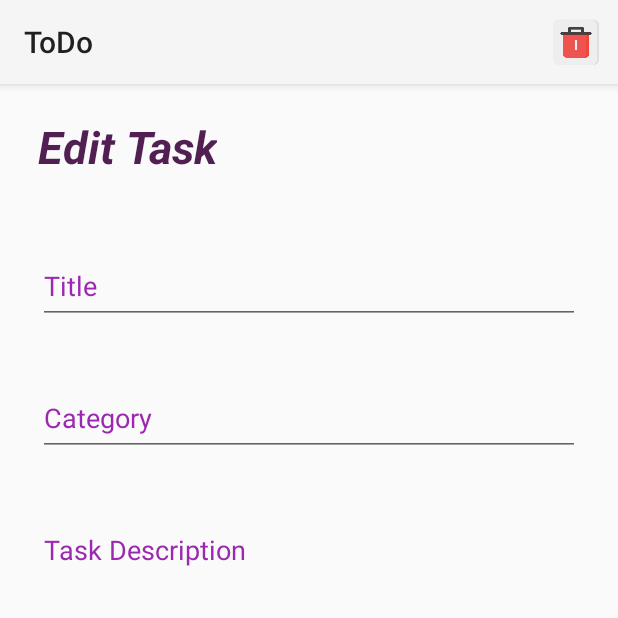
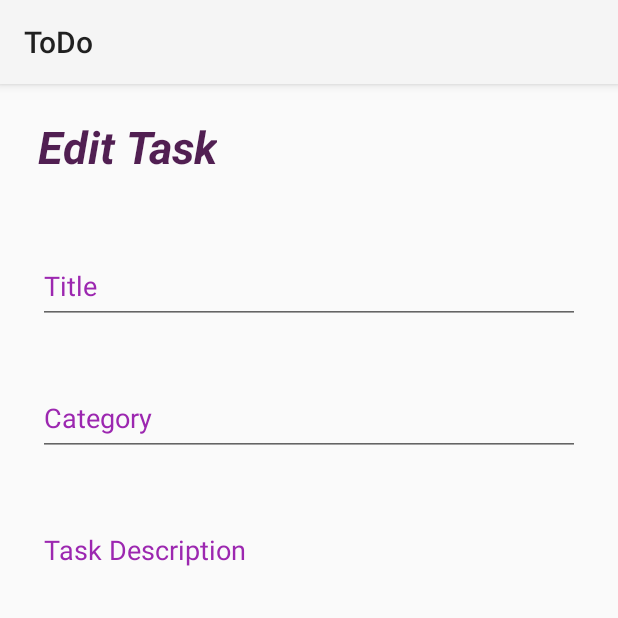
Before and after one commit to gimhaninavodya/Task-Management-Application, an Android app: the FragmentEdit screen opened through its navigation route, on a phone screen of 412 x 824 dp, the top half of it. Run offline under Robolectric (Android 15) with nearby library versions, the light colour scheme and no system bars; our stand-ins replace Room's generated code, data binding; 4 statements that could not run were skipped.

Commit message:
add changers to styles.

```diff
--- a/app/src/main/res/menu/edit_menu.xml
+++ b/app/src/main/res/menu/edit_menu.xml
@@ -4,7 +4,6 @@
 
     <item
         android:id="@+id/deleteMenu"
-        android:icon="@drawable/p5"
         android:title=""
         app:showAsAction="always"/>
 </menu>
--- a/app/src/main/res/menu/home_menu.xml
+++ b/app/src/main/res/menu/home_menu.xml
@@ -5,7 +5,6 @@
 
     <item
         android:id="@+id/searchMenu"
-        android:icon="@drawable/p4"
         android:title="@string/search"
         app:actionViewClass="androidx.appcompat.widget.SearchView"
         app:showAsAction="ifRoom" />
```
Also changed, not shown: app/src/main/res/drawable/p4.png (deleted), app/src/main/res/drawable/p5.png (deleted).
